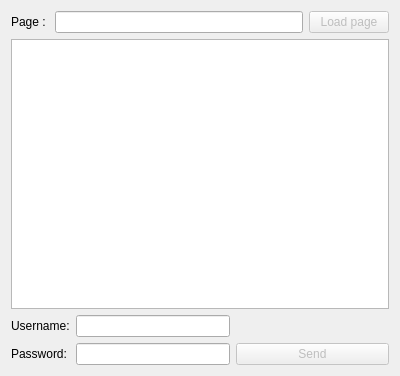
This is samplecode/editsample/mainwindow.ui in KDE/libmediawiki as Qt 5 draws it before an edit. The edited form follows.
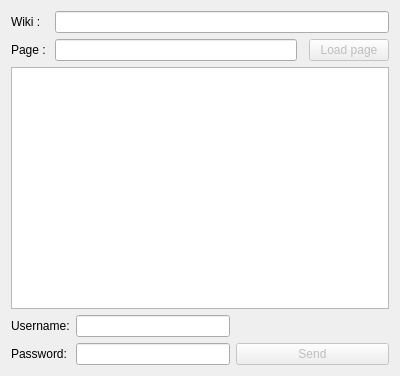
This is the edited form.

Commit message: Add wiki choise in sample edit

Diff of the .ui file:
```diff
--- a/samplecode/editsample/mainwindow.ui
+++ b/samplecode/editsample/mainwindow.ui
@@ -37,6 +37,16 @@
         </property>
        </widget>
       </item>
+      <item row="0" column="1" colspan="3">
+       <widget class="QLineEdit" name="mWikiEdit"/>
+      </item>
+      <item row="0" column="0">
+       <widget class="QLabel" name="label_3">
+        <property name="text">
+         <string>Wiki :</string>
+        </property>
+       </widget>
+      </item>
      </layout>
     </item>
     <item>
```
The commit also changes 2 other files.
